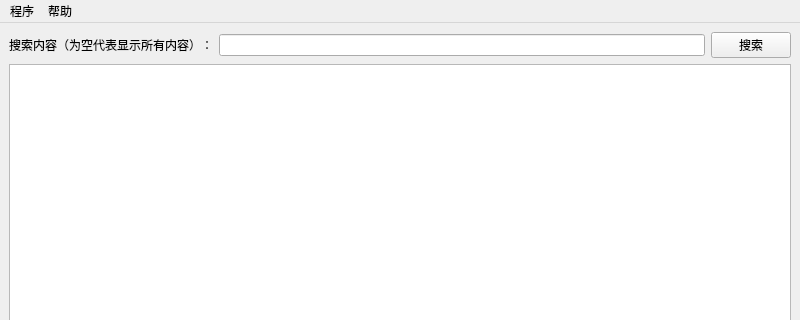
Above: UI/AutoConfig.ui from gfdgd-xi/deep-wine-runner before the change; both pictures show x 0 to 800 and y 0 to 320 of the 800 by 600 pixel window. Below: the same form after it.
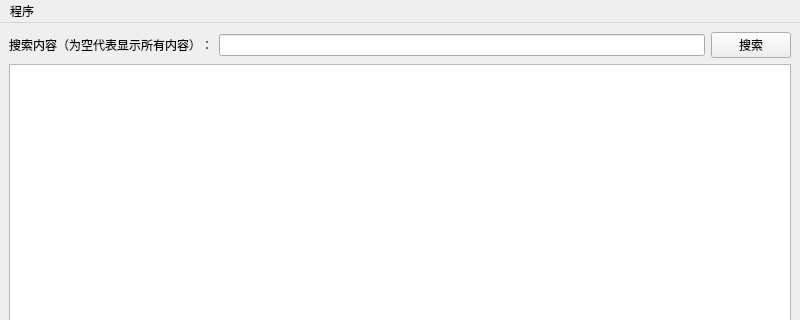
That is the form after the change.

```diff
--- a/UI/AutoConfig.ui
+++ b/UI/AutoConfig.ui
@@ -74,14 +74,6 @@
      <height>36</height>
     </rect>
    </property>
-   <widget class="QMenu" name="menu_2">
-    <property name="title">
-     <string>帮助</string>
-    </property>
-    <addaction name="help"/>
-    <addaction name="separator"/>
-    <addaction name="about"/>
-   </widget>
    <widget class="QMenu" name="menu">
     <property name="title">
      <string>程序</string>
@@ -91,7 +83,6 @@
     <addaction name="exitProgram"/>
    </widget>
    <addaction name="menu"/>
-   <addaction name="menu_2"/>
   </widget>
   <action name="about">
    <property name="text">
```
